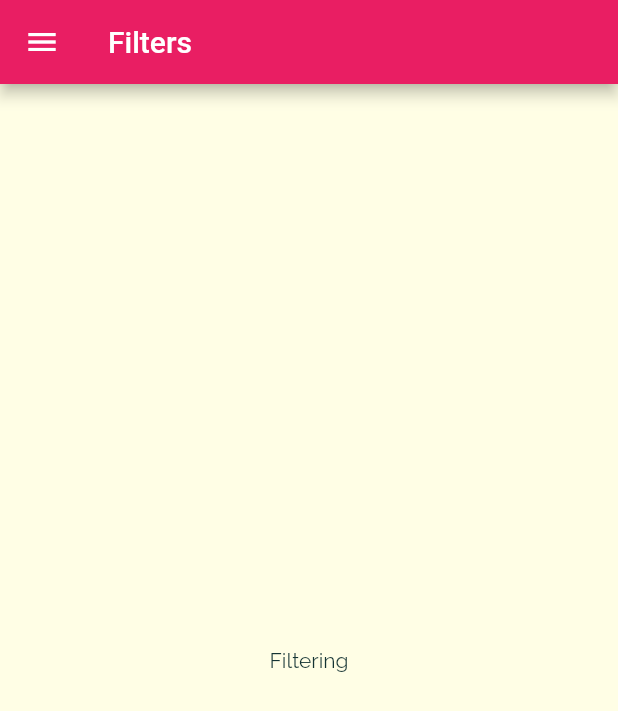
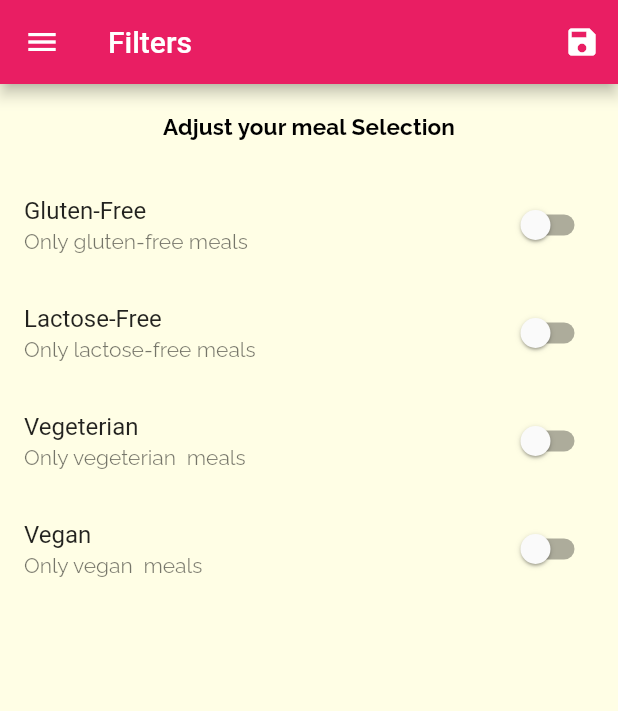
Before and after one commit to JunoSoft/fastmeals_app, a Flutter app: the FiltersScreen screen opened by its route, on a phone screen of 412 x 824 dp. Shown: the top 711 px of the screen. Run offline on Flutter 3.47's test engine with Material 2 defaults, Android fonts, the phone set to English and light mode, and no system bars; statements that could not run were skipped.

Commit message:
edit but not finish phase

```diff
--- a/lib/main.dart
+++ b/lib/main.dart
@@ -1,3 +1,4 @@
+import 'package:fastmeals_app/dummy_data.dart';
 import 'package:flutter/material.dart';
 
 import './screens/category_meals_screen.dart';
@@ -5,13 +6,40 @@ import './screens/categories_screen.dart';
 import './screens/meal_details_screen.dart';
 import './screens/tabs_screen.dart';
 import './screens/filtersScreen.dart';
+import './dummy_data.dart';
+import './models/meal.dart';
 
 void main() {
-  runApp(const MyApp());
+  runApp(MyApp());
 }
 
-class MyApp extends StatelessWidget {
-  const MyApp({super.key});
+class MyApp extends StatefulWidget {
+  MyApp({super.key});
+
+  @override
+  State<MyApp> createState() => _MyAppState();
+}
+
+class _MyAppState extends State<MyApp> {
+  // ignore: prefer_final_fields
+  Map<String, bool> _filters = {
+    'gluten': false,
+    'lactose': false,
+    'vegan': false,
+    'vegeterian': false
+  };
+  List<Meal> _availableMeals = DUMMY_MEALS;
+
+  void _setFilters(Map<String, bool> filterData) {
+    setState(() {
+      _filters = filterData;
+      _availableMeals = DUMMY_MEALS.where((meal) {
+        if (_filters['gluten']! && !meal.isGlutenFree) {
+          return false;
+        }
+      }).toList();
+    });
+  }
 
   // This widget is the root of your application.
   @override
@@ -34,9 +62,11 @@ class MyApp extends StatelessWidget {
       initialRoute: '/',
       routes: {
         '/': (ctx) => const TabsScreen(),
-        CategoryMealsScreen.routeName: (ctx) => CategoryMealsScreen(),
+        CategoryMealsScreen.routeName: (ctx) =>
+            CategoryMealsScreen(_availableMeals),
         MealDetailsScreen.routeName: (ctx) => const MealDetailsScreen(),
-        FiltersScreen.routeName:(ctx)=>const FiltersScreen()
+        FiltersScreen.routeName: (ctx) =>
+            FiltersScreen(saveFilters: _setFilters),
       },
     );
   }
--- a/lib/screens/category_meals_screen.dart
+++ b/lib/screens/category_meals_screen.dart
@@ -1,11 +1,13 @@
 import 'package:flutter/material.dart';
 
-import '../dummy_data.dart';
+
 import '../widgets/meal_item.dart';
 import '../models/meal.dart';
 
 class CategoryMealsScreen extends StatefulWidget {
   static const routeName = '/category_meals';
+  List<Meal> availableMeals;
+  CategoryMealsScreen(@required this.availableMeals);
   @override
   State<CategoryMealsScreen> createState() => _CategoryMealsScreenState();
 }
@@ -13,36 +15,34 @@ class CategoryMealsScreen extends StatefulWidget {
 class _CategoryMealsScreenState extends State<CategoryMealsScreen> {
   String? categoryTitle;
   List<Meal>? displayedMeal;
-  var _loadedInitData =false;
+  var _loadedInitData = false;
 
   @override
   void didChangeDependencies() {
-     if(!_loadedInitData){
+    if (!_loadedInitData) {
       final routesArgs =
           ModalRoute.of(context)?.settings.arguments as Map<String, String>;
       categoryTitle = routesArgs['title']!;
       final categoryId = routesArgs['id'];
 
-    displayedMeal = DUMMY_MEALS.where((meal) {
+      displayedMeal = widget.availableMeals.where((meal) {
         return meal.categories.contains(categoryId);
       }).toList();
-    _loadedInitData =true;
+      _loadedInitData = true;
     }
     // TODO: implement didChangeDependencies
     super.didChangeDependencies();
   }
 
-  void _removeMeal(String mealId){
+  void _removeMeal(String mealId) {
     setState(() {
-  displayedMeal?.removeWhere((meal) => meal.id==mealId);
+      displayedMeal?.removeWhere((meal) => meal.id == mealId);
     });
   }
 
 // CategoryMealsScreen(
   @override
   Widget build(BuildContext context) {
-
-
     return Scaffold(
       appBar: AppBar(
         title: Text(categoryTitle!),
@@ -56,7 +56,8 @@ setState(() {
             complexity: displayedMeal![index].complexity,
             affordability: displayedMeal![index].affordability,
             duration: displayedMeal![index].duration,
-              removeItem: _removeMeal,);
+            removeItem: _removeMeal,
+          );
         },
         itemCount: displayedMeal!.length,
       ),
--- a/lib/screens/favorite_screen.dart
+++ b/lib/screens/favorite_screen.dart
@@ -1,6 +1,4 @@
 import 'package:flutter/material.dart';
-import 'package:flutter/src/widgets/framework.dart';
-import 'package:flutter/src/widgets/placeholder.dart';
 
 class FavoriteScreen extends StatelessWidget {
   const FavoriteScreen({super.key});
--- a/lib/screens/filtersScreen.dart
+++ b/lib/screens/filtersScreen.dart
@@ -1,19 +1,80 @@
 import 'package:flutter/material.dart';
 import '../widgets/main_drawer.dart';
 
-class FiltersScreen extends StatelessWidget {
-  const FiltersScreen({super.key});
+class FiltersScreen extends StatefulWidget {
   static const routeName = '/filters';
+  final VoidCallback saveFilters;
+   const FiltersScreen({super.key,required this.saveFilters});
+
+  @override
+  State<FiltersScreen> createState() => _FiltersScreenState();
+}
+
+class _FiltersScreenState extends State<FiltersScreen> {
+  bool _glutenFree = false;
+  bool _vegeterian = false;
+  bool _vegan = false;
+  bool _lactoseFree = false;
+  Widget _buildSwitchListTile(String title, String description,
+      bool currentValue, Function updatedValue) {
+    return SwitchListTile(
+        title: Text(title),
+        value: currentValue,
+        subtitle: Text(description),
+        onChanged: (newValue) {
+          updatedValue(newValue);
+        });
+  }
+
   @override
   Widget build(BuildContext context) {
+
     return Scaffold(
-      appBar: AppBar(
-        title: const Text('Filters'),
-      ),
-      drawer: const MainDrawer(),
-      body: const Center(
-        child: Text('Filtering'),
-      ),
-    );
+        appBar: AppBar(
+          title: const Text('Filters'),
+          actions: <Widget>  [IconButton( icon:const Icon(Icons.save),onPressed: widget.saveFilters,)],
+        ),
+        drawer: const MainDrawer(),
+        body: Column(
+          children: <Widget>[
+            Container(
+              padding: const EdgeInsets.all(20),
+              child: Text('Adjust your meal Selection',
+                  style: Theme.of(context).textTheme.titleSmall),
+            ),
+            Expanded(
+                child: ListView(
+              children: <Widget>[
+                _buildSwitchListTile(
+                    'Gluten-Free', 'Only gluten-free meals', _glutenFree,
+                    (newValue) {
+                  setState(() {
+                    _glutenFree = newValue;
+                  });
+                }),
+                _buildSwitchListTile(
+                    'Lactose-Free', 'Only lactose-free meals', _lactoseFree,
+                    (newValue) {
+                  setState(() {
+                    _lactoseFree = newValue;
+                  });
+                }),
+                _buildSwitchListTile(
+                    'Vegeterian ', 'Only vegeterian  meals', _vegeterian,
+                    (newValue) {
+                  setState(() {
+                    _vegeterian = newValue;
+                  });
+                }),
+                _buildSwitchListTile('Vegan ', 'Only vegan  meals', _vegan,
+                    (newValue) {
+                  setState(() {
+                    _vegan = newValue;
+                  });
+                }),
+              ],
+            ))
+          ],
+        ));
   }
 }
```
Also changed, not shown: 1 other file. Lines whose indentation alone changed are shown as unchanged.
